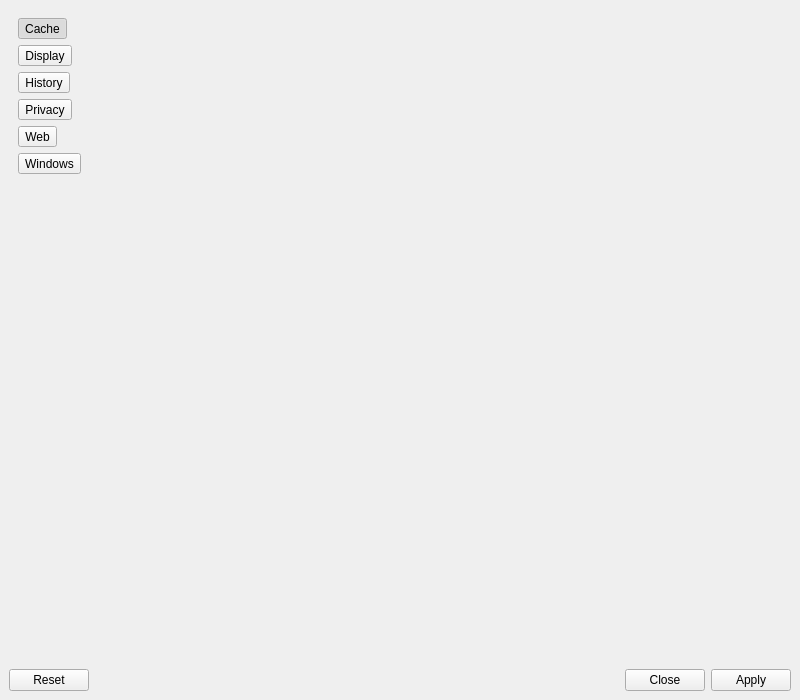
The window that 2.x/UI/dooble_settings.ui (textbrowser/dooble) describes before a commit, drawn with Qt 5.
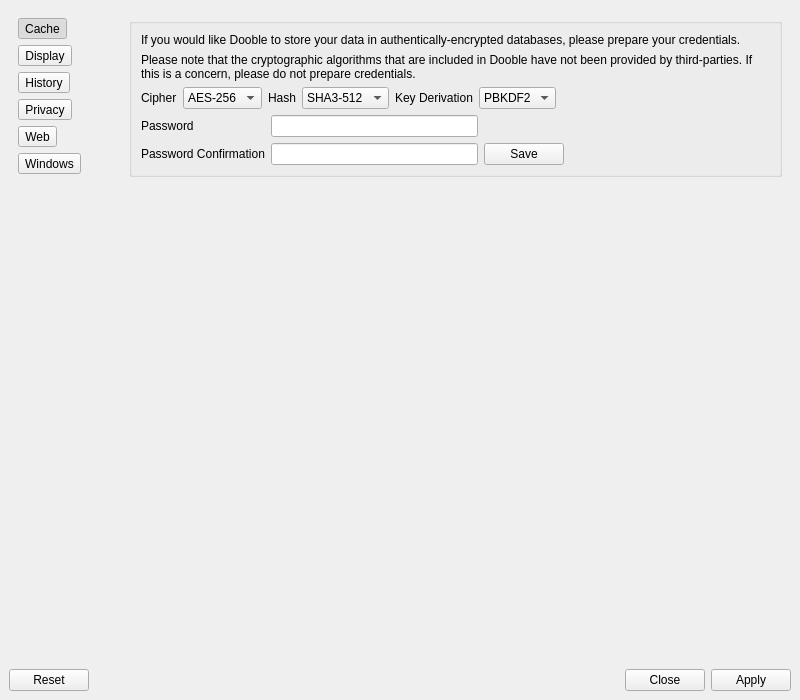
The same window after the commit. The open tabs and pages were chosen to show the change. Icons and pictures are not drawn.

```diff
--- a/2.x/UI/dooble_settings.ui
+++ b/2.x/UI/dooble_settings.ui
@@ -376,7 +376,158 @@
          </layout>
         </widget>
         <widget class="QWidget" name="history_page"/>
-        <widget class="QWidget" name="privacy_page"/>
+        <widget class="QWidget" name="privacy_page">
+         <layout class="QVBoxLayout" name="verticalLayout_7">
+          <item>
+           <widget class="QGroupBox" name="groupBox">
+            <layout class="QVBoxLayout" name="verticalLayout_6">
+             <item>
+              <widget class="QLabel" name="label_4">
+               <property name="text">
+                <string>If you would like Dooble to store your data in authentically-encrypted databases, please prepare your credentials.</string>
+               </property>
+               <property name="wordWrap">
+                <bool>true</bool>
+               </property>
+              </widget>
+             </item>
+             <item>
+              <widget class="QLabel" name="label_5">
+               <property name="text">
+                <string>Please note that the cryptographic algorithms that are included in Dooble have not been provided by third-parties. If this is a concern, please do not prepare credentials.</string>
+               </property>
+               <property name="wordWrap">
+                <bool>true</bool>
+               </property>
+              </widget>
+             </item>
+             <item>
+              <layout class="QHBoxLayout" name="horizontalLayout_7">
+               <item>
+                <widget class="QLabel" name="label_7">
+                 <property name="text">
+                  <string>Cipher</string>
+                 </property>
+                </widget>
+               </item>
+               <item>
+                <widget class="QComboBox" name="cipher">
+                 <item>
+                  <property name="text">
+                   <string>AES-256</string>
+                  </property>
+                 </item>
+                </widget>
+               </item>
+               <item>
+                <widget class="QLabel" name="label_8">
+                 <property name="text">
+                  <string>Hash</string>
+                 </property>
+                </widget>
+               </item>
+               <item>
+                <widget class="QComboBox" name="hash">
+                 <item>
+                  <property name="text">
+                   <string>SHA3-512</string>
+                  </property>
+                 </item>
+                </widget>
+               </item>
+               <item>
+                <widget class="QLabel" name="label_6">
+                 <property name="text">
+                  <string>Key Derivation</string>
+                 </property>
+                </widget>
+               </item>
+               <item>
+                <widget class="QComboBox" name="key_derivation">
+                 <item>
+                  <property name="text">
+                   <string>PBKDF2</string>
+                  </property>
+                 </item>
+                </widget>
+               </item>
+               <item>
+                <spacer name="horizontalSpacer_6">
+                 <property name="orientation">
+                  <enum>Qt::Horizontal</enum>
+                 </property>
+                 <property name="sizeHint" stdset="0">
+                  <size>
+                   <width>40</width>
+                   <height>20</height>
+                  </size>
+                 </property>
+                </spacer>
+               </item>
+              </layout>
+             </item>
+             <item>
+              <layout class="QGridLayout" name="gridLayout">
+               <item row="0" column="1">
+                <widget class="QLineEdit" name="password_1"/>
+               </item>
+               <item row="0" column="0">
+                <widget class="QLabel" name="label_9">
+                 <property name="text">
+                  <string>Password</string>
+                 </property>
+                </widget>
+               </item>
+               <item row="1" column="1">
+                <widget class="QLineEdit" name="password_2"/>
+               </item>
+               <item row="1" column="0">
+                <widget class="QLabel" name="label_10">
+                 <property name="text">
+                  <string>Password Confirmation</string>
+                 </property>
+                </widget>
+               </item>
+               <item row="1" column="2">
+                <widget class="QPushButton" name="generate_credentials">
+                 <property name="text">
+                  <string>Save</string>
+                 </property>
+                </widget>
+               </item>
+               <item row="1" column="3">
+                <spacer name="horizontalSpacer_7">
+                 <property name="orientation">
+                  <enum>Qt::Horizontal</enum>
+                 </property>
+                 <property name="sizeHint" stdset="0">
+                  <size>
+                   <width>40</width>
+                   <height>20</height>
+                  </size>
+                 </property>
+                </spacer>
+               </item>
+              </layout>
+             </item>
+            </layout>
+           </widget>
+          </item>
+          <item>
+           <spacer name="verticalSpacer_5">
+            <property name="orientation">
+             <enum>Qt::Vertical</enum>
+            </property>
+            <property name="sizeHint" stdset="0">
+             <size>
+              <width>20</width>
+              <height>40</height>
+             </size>
+            </property>
+           </spacer>
+          </item>
+         </layout>
+        </widget>
         <widget class="QWidget" name="web_page"/>
         <widget class="QWidget" name="windows_page">
          <layout class="QVBoxLayout" name="verticalLayout_5">
```
Left out of the diff: 6 changed lines with no effect on the pictures.
